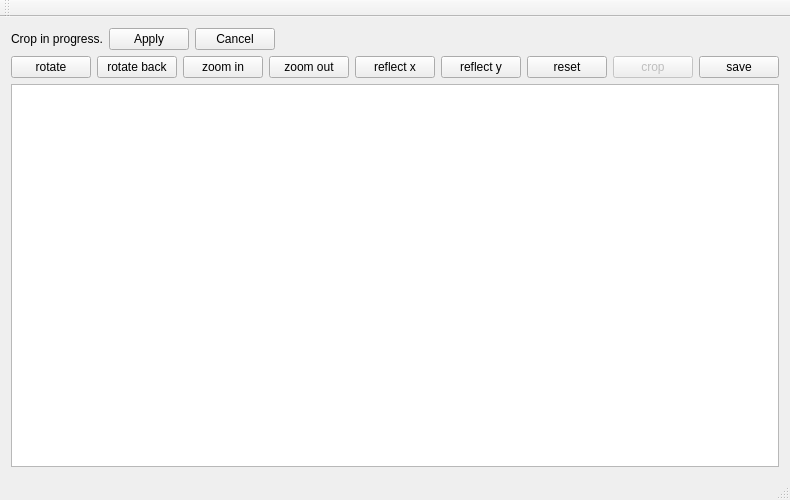
Riateche/simple_collage, file MainWindow.ui: the form before one commit.
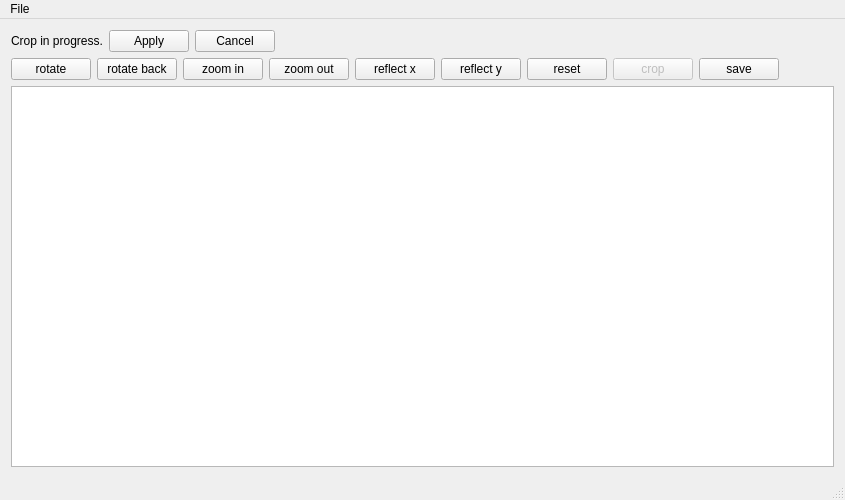
The form after the commit.

Patch:
```diff
--- a/MainWindow.ui
+++ b/MainWindow.ui
@@ -6,7 +6,7 @@
    <rect>
     <x>0</x>
     <y>0</y>
-    <width>776</width>
+    <width>845</width>
     <height>500</height>
    </rect>
   </property>
@@ -221,18 +221,20 @@
     <rect>
      <x>0</x>
      <y>0</y>
-     <width>776</width>
-     <height>21</height>
+     <width>845</width>
+     <height>23</height>
     </rect>
    </property>
-  </widget>
-  <widget class="QToolBar" name="mainToolBar">
-   <attribute name="toolBarArea">
-    <enum>TopToolBarArea</enum>
-   </attribute>
-   <attribute name="toolBarBreak">
-    <bool>false</bool>
-   </attribute>
+   <widget class="QMenu" name="menuFile">
+    <property name="title">
+     <string>File</string>
+    </property>
+    <addaction name="action_open"/>
+    <addaction name="action_add_image"/>
+    <addaction name="action_save"/>
+    <addaction name="action_save_as"/>
+   </widget>
+   <addaction name="menuFile"/>
   </widget>
   <widget class="QStatusBar" name="statusBar"/>
  </widget>
```
Left out of the diff: 20 changed lines with no effect on the pictures.
